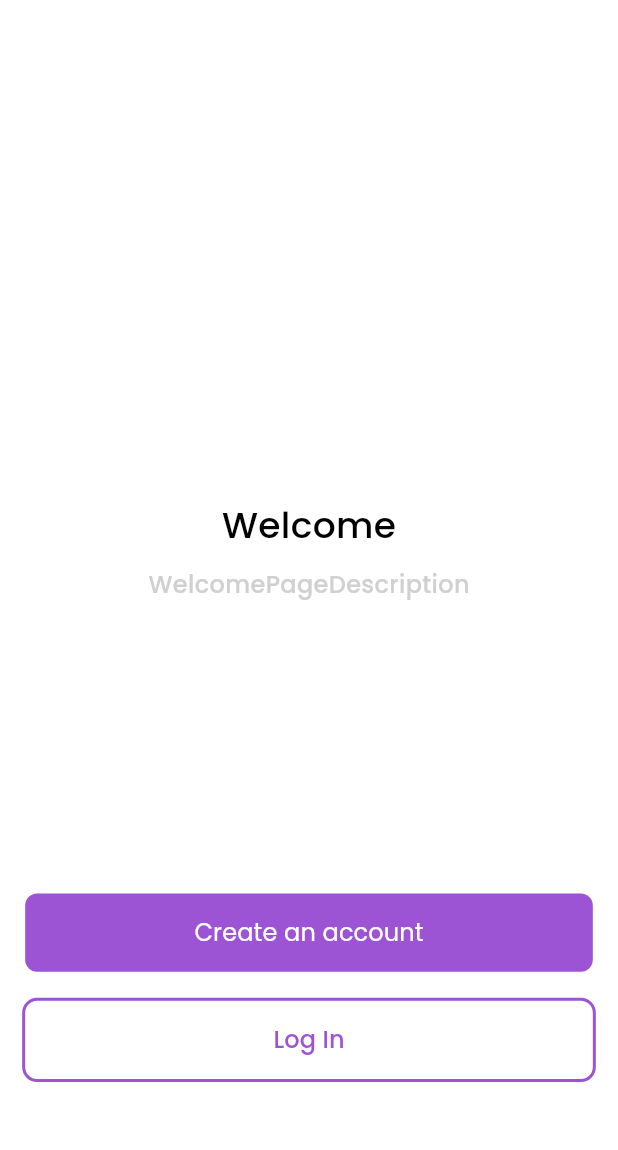
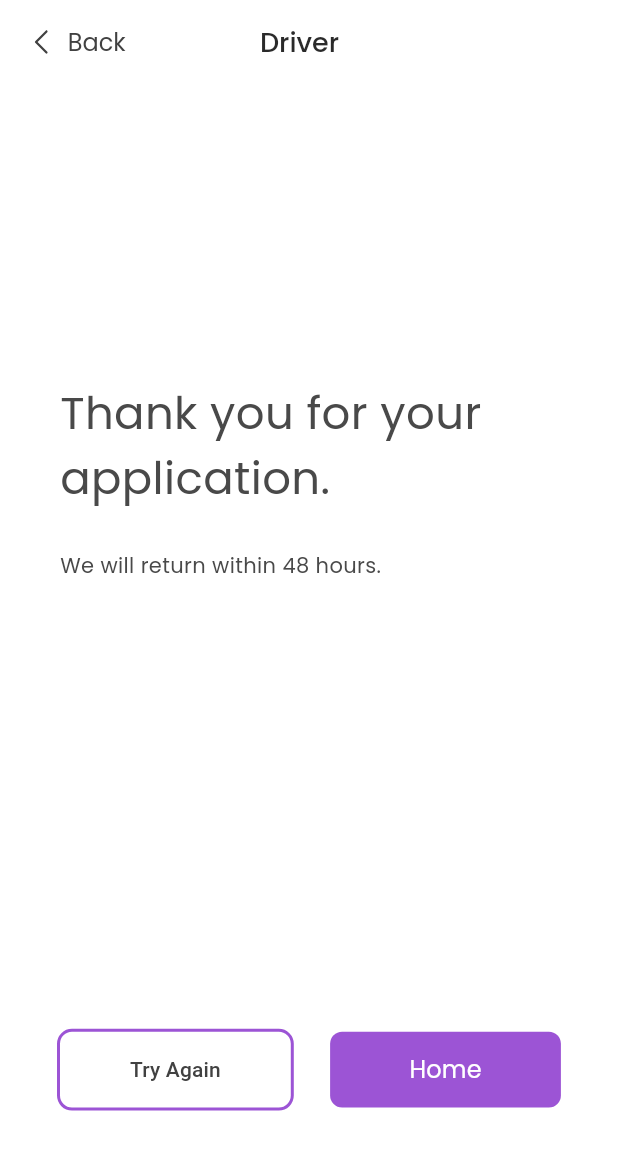
Before and after one commit to bilginfatih/shazy, a Flutter app: the screen it shows after launch, on a phone screen of 412 x 824 dp. Shown: the top 1150 px of the screen. Run offline on Flutter 3.47's test engine with Material 3 defaults, Android fonts, the phone set to English and light mode, and no system bars; our stand-ins replace dio, easy_localization, firebase_core, firebase_messaging, flutter_local_notifications, flutter_mobx and 12 more; missing offline and left inert: flutter_check_box_rounded, flutter_polyline_points, flutter_session_manager; accounts and stored records are empty; generated files the repository leaves out were written again; project files that could hold a hidden picture were left out.

Commit message:
driver page

```diff
--- a/lib/core/init/navigation/navigation_route_manager.dart
+++ b/lib/core/init/navigation/navigation_route_manager.dart
@@ -9,6 +9,12 @@ import '../../../pages/menu_side/complain.dart';
 import '../../../pages/menu_side/contact_us_page.dart';
 import '../../../pages/menu_side/delete_account_page.dart';
 import '../../../pages/menu_side/driver_choose_page.dart';
+import '../../../pages/menu_side/driver_make/driver_accept.dart';
+import '../../../pages/menu_side/driver_make/driver_complete.dart';
+import '../../../pages/menu_side/driver_make/driver_complete_second.dart';
+import '../../../pages/menu_side/driver_make/driver_licance.dart';
+import '../../../pages/menu_side/driver_make/driver_unfortunately.dart';
+import '../../../pages/menu_side/driver_make/driver_unfortunately_second.dart';
 import '../../../pages/menu_side/settings_page.dart';
 import '../../../pages/test_2_page.dart';
 import '../../../pages/test_pages.dart';
@@ -117,6 +123,18 @@ class NavigationRouteManager {
         return _navigationToDefault(ChangeLanguagePage(), args);
       case NavigationConstant.profileEdit:
         return _navigationToDefault(ProfileEditPage(), args);
+      case NavigationConstant.driverAccept:
+        return _navigationToDefault(DriverAccept(), args);
+      case NavigationConstant.driverLicance:
+        return _navigationToDefault(DriverLicance(), args);
+      case NavigationConstant.driverComplete:
+        return _navigationToDefault(DriverComplete(), args);
+      case NavigationConstant.driverUnfortunately:
+        return _navigationToDefault(DriverUnfortunately(), args);
+      case NavigationConstant.driverUnfortunatelySecond:
+        return _navigationToDefault(DriverUnfortunatelySecond(), args);
+      case NavigationConstant.driverCompleteSecond:
+        return _navigationToDefault(DriverCompleteSecond(), args);
       case NavigationConstant.testPage:
         return _navigationToDefault(TestPage(), args);
       case NavigationConstant.testPage2:
--- a/lib/pages/menu_side/driver_choose_page.dart
+++ b/lib/pages/menu_side/driver_choose_page.dart
@@ -18,7 +18,8 @@ class DriverChoosePage extends StatefulWidget {
 }
 
 class _DriverChoosePageState extends State<DriverChoosePage> {
-  final DriveService _driveService = DriveService(); // DriveService örneği
+  final DriveService _driveService = DriveService();
+  String _choosePick = 'Driver_logo_gray1x';
   @override
   Widget build(BuildContext context) {
     return Scaffold(
@@ -29,7 +30,7 @@ class _DriverChoosePageState extends State<DriverChoosePage> {
           crossAxisAlignment: CrossAxisAlignment.start,
           children: [
             Image.asset(
-              "assets/png/driver.png",
+              "assets/png/$_choosePick.png",
               width: context.responsiveWidth(280),
               height: context.responsiveHeight(280),
             ),
@@ -52,7 +53,11 @@ class _DriverChoosePageState extends State<DriverChoosePage> {
                   width: context.responsiveWidth(140),
                   style: TextStyle(color: HexColor("#414141")),
                   borderColor: HexColor("#414141"),
-                  onPressed: () {},
+                  onPressed: () {
+                    setState(() {
+                      _choosePick = 'Driver_logo_gray1x';
+                    });
+                  },
                 ),
                 SizedBox(
                   width: context.responsiveWidth(13),
@@ -63,6 +68,9 @@ class _DriverChoosePageState extends State<DriverChoosePage> {
                   height: context.responsiveHeight(54),
                   width: context.responsiveWidth(140),
                   onPressed: () {
+                    setState(() {
+                      _choosePick = 'Driver_logo_purple1x';
+                    });
                     fitToDriveButtonPressed();
                     NavigationManager.instance.navigationToPage(NavigationConstant.homePage, args: true);
                   },
--- /dev/null
+++ b/lib/pages/menu_side/driver_make/driver_complete_second.dart
@@ -0,0 +1,74 @@
+import 'package:flutter/material.dart';
+import 'package:google_fonts/google_fonts.dart';
+import 'package:hexcolor/hexcolor.dart';
+import 'package:shazy/utils/extensions/context_extension.dart';
+
+import '../../../widgets/app_bars/back_app_bar.dart';
+import '../../../widgets/buttons/primary_button.dart';
+import '../../../widgets/buttons/secondary_button.dart';
+
+class DriverCompleteSecond extends StatelessWidget {
+  const DriverCompleteSecond({Key? key}) : super(key: key);
+
+  @override
+  Widget build(BuildContext context) {
+    return Scaffold(
+      appBar: BackAppBar(
+        context: context,
+        mainTitle: 'Driver',
+      ),
+      body: Padding(
+        padding: const EdgeInsets.only(left: 40.0, top: 198.0),
+        child: Column(
+          crossAxisAlignment: CrossAxisAlignment.start,
+          children: [
+            Text(
+              'Thank you for your application.',
+              style: GoogleFonts.poppins(
+                fontSize: 30,
+                fontWeight: FontWeight.w400,
+                color: HexColor("#494949"),
+              ),
+            ),
+            SizedBox(
+              height: context.responsiveHeight(28),
+            ),
+            Text(
+              'We will return within 48 hours.',
+              style: GoogleFonts.poppins(
+                fontSize: 14,
+                fontWeight: FontWeight.w400,
+                color: HexColor("#494949"),
+              ),
+            ),
+            SizedBox(
+              height: context.responsiveHeight(311),
+            ),
+            Row(
+              children: [
+                SecondaryButton(
+                  context: context,
+                  text: 'Try Again',
+                  height: context.responsiveHeight(54),
+                  width: context.responsiveWidth(140),
+                  style: TextStyle(color: HexColor("#414141")),
+                  onPressed: () {},
+                ),
+                SizedBox(
+                  width: context.responsiveWidth(25),
+                ),
+                PrimaryButton(
+                  context: context,
+                  text: 'Home',
+                  height: context.responsiveHeight(54),
+                  width: context.responsiveWidth(140),
+                  onPressed: () {},
+                ),
+              ],
+            ),
+          ],
+        ),
+      ),
+    );
+  }
+}
--- a/lib/utils/constants/navigation_constant.dart
+++ b/lib/utils/constants/navigation_constant.dart
@@ -1,6 +1,6 @@
 // The paths of the pages are set here
 class NavigationConstant {
-  static const splash = '/';
+  static const splash = '/splash';
   static const signIn = '/signIn';
   static const signUp = '/signUp';
   static const setPassword = '/setPassword';
@@ -51,6 +51,14 @@ class NavigationConstant {
   static const driverChoose = '/driverChoose';
   static const changeLanguage = '/changeLanguage';
 
+  //Driver make app
+  static const driverAccept = '/driverAccept';
+  static const driverLicance = '/driverLicance';
+  static const driverComplete = '/driverComplete';
+  static const driverUnfortunately = '/driverUnfortunately';
+  static const driverUnfortunatelySecond = '/driverUnfortunatelySecond';
+  static const driverCompleteSecond = '/';
+
   // Profile
   static const profileEdit = '/profileEdit';
 
```
Also changed, not shown: lib/pages/home/driver_home/driver_home_page.dart (+26 -4 lines), lib/pages/menu_side/driver_make/driver_complete.dart (added, +57 -0 lines), lib/pages/menu_side/driver_make/driver_licance.dart (added, +108 -0 lines), lib/pages/menu_side/driver_make/driver_unfortunately.dart (added, +74 -0 lines), lib/pages/menu_side/driver_make/driver_unfortunately_second.dart (added, +61 -0 lines), assets/png/Driver_logo_gray1x.png (added), assets/png/Driver_logo_gray2x.png (added), assets/png/Driver_logo_gray3x.png (added), assets/png/Driver_logo_gray4x.png (added), assets/png/Driver_logo_purple1x.png (added), assets/png/Driver_logo_purple2x.png (added), assets/png/Driver_logo_purple3x.png (added), assets/png/Driver_logo_purple4x.png (added).
